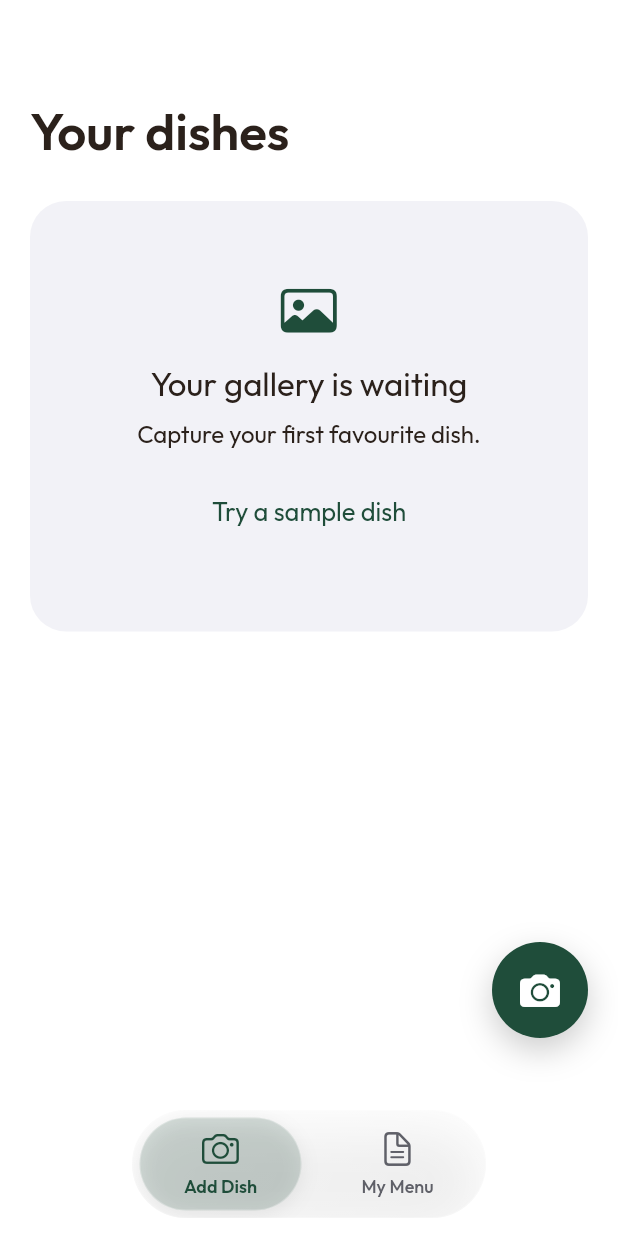
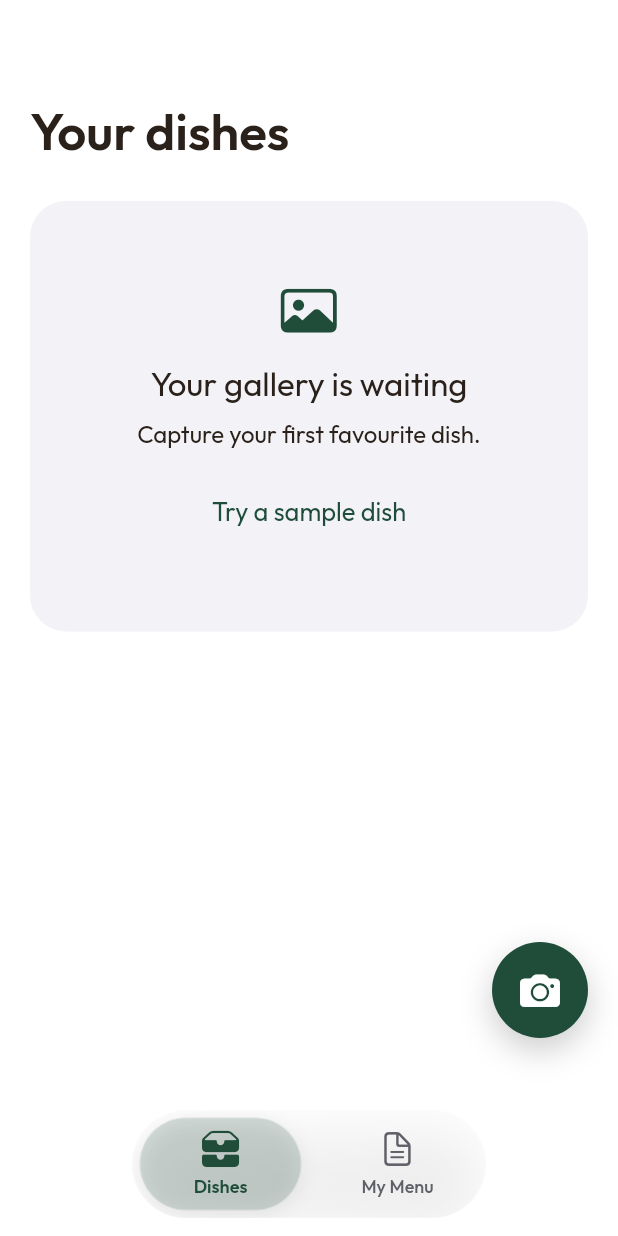
Before and after one commit to aswinckr/Hatch, a Flutter app: the screen it shows after launch, on a phone screen of 412 x 824 dp. Run offline on Flutter 3.47's test engine with Material 3 defaults, Android fonts, the phone set to English and light mode, and no system bars; our stand-ins replace image_picker, pdf, printing, shared_preferences.

Commit message:
style: rename dishes navigation destination

```diff
--- a/lib/app/floating_tab_bar.dart
+++ b/lib/app/floating_tab_bar.dart
@@ -80,8 +80,8 @@ class FloatingTabBar extends StatelessWidget {
                       children: [
                         Expanded(
                           child: _Destination(
-                            label: 'Add Dish',
-                            icon: CupertinoIcons.camera,
+                            label: 'Dishes',
+                            icon: CupertinoIcons.tray_2_fill,
                             selected: selectedIndex == 0,
                             onTap: () => onSelected(0),
                           ),
```
Also changed, not shown: 2 other files.
